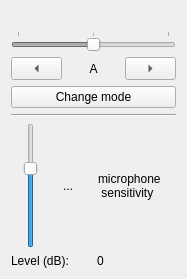
Qt form courses/prog_base_3/project/guitartuner.ui (AndreyKrysiuk/KP52OP) before a commit.
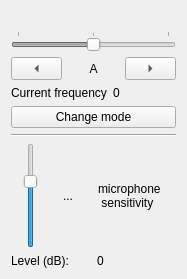
The same form after that commit. Icons and pictures are not drawn.

The edit to the form file:
```diff
--- a/courses/prog_base_3/project/guitartuner.ui
+++ b/courses/prog_base_3/project/guitartuner.ui
@@ -101,6 +101,24 @@
      </item>
     </layout>
    </item>
+   <item>
+    <layout class="QHBoxLayout" name="horizontalLayout_3">
+     <item>
+      <widget class="QLabel" name="CurrentFrequency">
+       <property name="text">
+        <string>Current frequency</string>
+       </property>
+      </widget>
+     </item>
+     <item>
+      <widget class="QLabel" name="CurrentFrequency_value">
+       <property name="text">
+        <string>0</string>
+       </property>
+      </widget>
+     </item>
+    </layout>
+   </item>
    <item>
     <widget class="QPushButton" name="modeButton">
      <property name="text">
```
Left out of the diff: 9 changed lines with no effect on the pictures.
